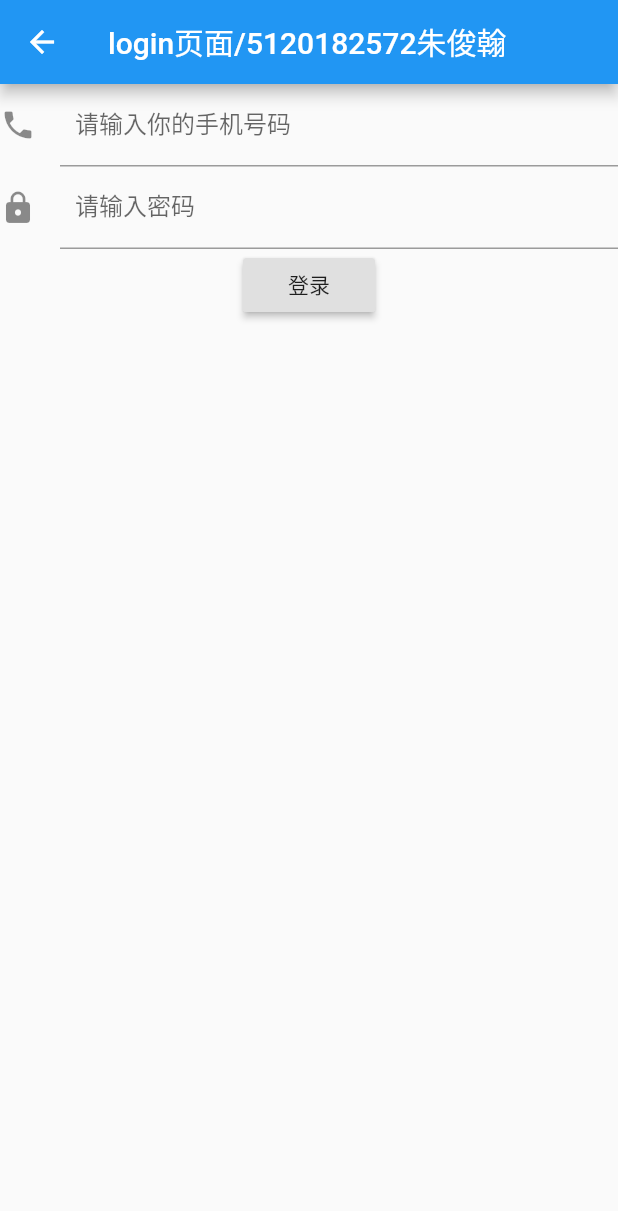
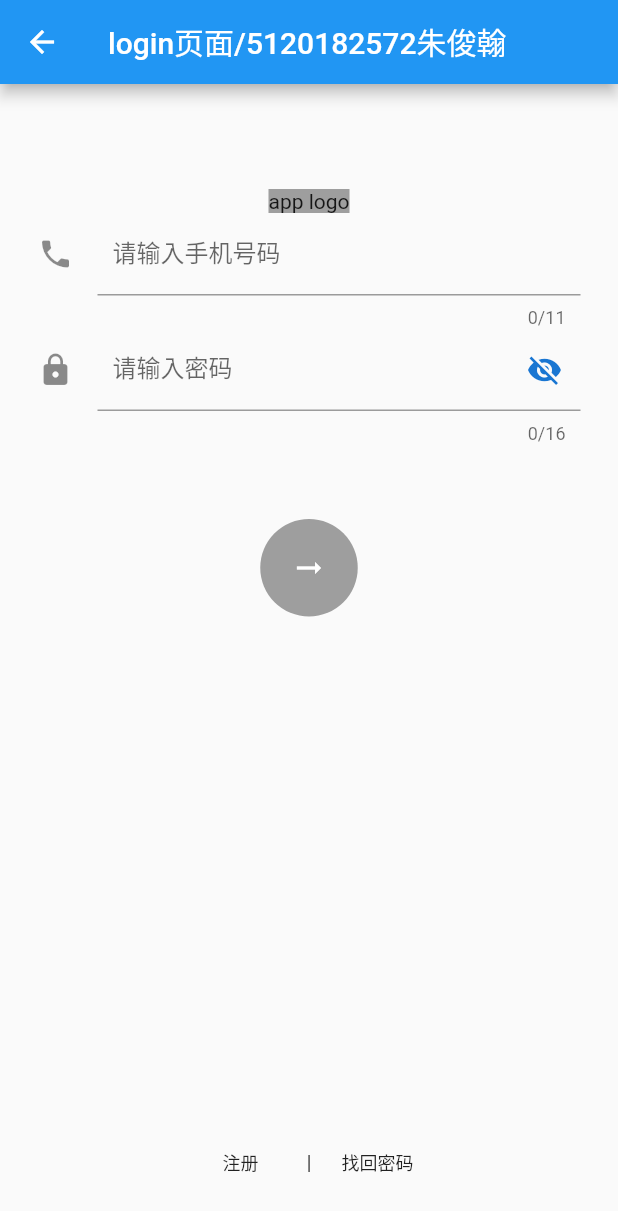
Before and after one commit to JH-YS/flutter_project, a Flutter app: the screen it shows after launch, after a tap on "5120182572朱俊翰", on a phone screen of 412 x 824 dp. Shown: the top 1211 px of the screen. Run offline on Flutter 3.47's test engine with Material 2 defaults, Android fonts, the phone set to English and light mode, and no system bars.

Commit message:
'登陆部分'

```diff
--- a/lib/5120182572/_login_001.dart
+++ b/lib/5120182572/_login_001.dart
@@ -1,6 +1,8 @@
-
 import 'package:flutter/cupertino.dart';
 import 'package:flutter/material.dart';
+import 'package:flutter/services.dart';
+import 'package:flutterapp1/5120182572/index.dart';
+import 'package:flutterapp1/5120182572/regist.dart';
 
 class login001 extends StatefulWidget {
   @override
@@ -13,68 +15,182 @@ class login001State extends State<login001> {
 
   //密码的控制器
   TextEditingController passController = TextEditingController();
+  GlobalKey<FormState> loginFormKey = new GlobalKey<FormState>();
+
+  void initState() {
+    super.initState();
+  }
+
+  var passwordVisible = false; //设置初始状态
+  var flag = false;
+  RegExp phoneExp = RegExp(r'^1[34578]\d{9}$|^1((99)|(66)|(98)|(91)|(65))\d{8}$');
+  RegExp passwordExp = RegExp(r'^(?:\d|[a-zA-Z]|[.!@#$%^&*]){6,18}$');
 
   @override
   Widget build(BuildContext context) {
     return Scaffold(
+        resizeToAvoidBottomInset: false,
         appBar: AppBar(
           title: Text('login页面/5120182572朱俊翰'),
         ),
-      body: Column(
+        body: Stack(
+          children: [
+            Container(
+                margin: EdgeInsets.fromLTRB(25, 70, 25, 0),
+                child: Form(
+                  key: loginFormKey,
+                  child: Column(
                     children: <Widget>[
-          TextField(
+                      Container(
+                        color: Colors.grey,
+                        child: Text('app logo'),
+                      ),
+                      TextFormField(
+                        inputFormatters: [WhitelistingTextInputFormatter.digitsOnly],
+                        maxLength: 11,
                         controller: phoneController,
                         keyboardType: TextInputType.number,
+                        onChanged: (e) {
+                          loginFormKey.currentState.validate();
+                        },
+                        validator: (value) {
+                          bool phoneMatched = phoneExp.hasMatch(value);
+                          if (value.length == 0) {
+                            setState(() {
+                              flag = false;
+                            });
+                            return '手机号不可为空';
+                          } else if (!phoneMatched) {
+                            setState(() {
+                              flag = false;
+                            });
+                            return '请正确输入手机号(11位)';
+                          } else {
+                            setState(() {
+                              flag = true;
+                            });
+                            return null;
+                          }
+                        },
                         decoration: InputDecoration(
                           contentPadding: EdgeInsets.all(10.0),
                           icon: Icon(Icons.phone),
-              labelText: '请输入你的手机号码',
+                          labelText: '请输入手机号码',
                         ),
                         autofocus: false,
                       ),
-          TextField(
+                      TextFormField(
                           controller: passController,
-              keyboardType: TextInputType.number,
+                          keyboardType: TextInputType.text,
+                          maxLength: 16,
+                          onChanged: (e) {
+                            loginFormKey.currentState.validate();
+                          },
+                          validator: (value) {
+                            bool passwordMatched = passwordExp.hasMatch(value);
+                            if (value.length == 0) {
+                              setState(() {
+                                flag = false;
+                              });
+                              return '密码不可为空';
+                            } else if (value.length < 6) {
+                              setState(() {
+                                flag = false;
+                              });
+                              return '密码长度不得低于6位';
+                            } else if (!passwordMatched) {
+                              setState(() {
+                                flag = false;
+                              });
+                              return '请正确设置新密码，密码由6-18位数字、英文或特殊字符(.!@#\$%^&*)组成!';
+                            } else {
+                              setState(() {
+                                flag = true;
+                              });
+                              return null;
+                            }
+                          },
                           decoration: InputDecoration(
                             contentPadding: EdgeInsets.all(10.0),
                             icon: Icon(Icons.lock),
                             labelText: '请输入密码',
+                            suffixIcon: IconButton(
+                              icon: Icon(
+                                //根据passwordVisible状态显示不同的图标
+                                passwordVisible
+                                    ? Icons.visibility
+                                    : Icons.visibility_off,
+                                color: Theme.of(context).primaryColorDark,
                               ),
-              obscureText: true),
-          RaisedButton(
-            onPressed: _login,
-            child: Text('登录'),
+                              onPressed: () {
+                                //更新状态控制密码显示或隐藏
+                                setState(() {
+                                  passwordVisible = !passwordVisible;
+                                });
+                              },
+                            ),
+                          ),
+                          obscureText: !passwordVisible),
+                      Container(
+                        margin: EdgeInsets.fromLTRB(0, 50, 0, 0),
+                        child: RaisedButton(
+                          disabledColor: Colors.grey,
+                          shape: CircleBorder(
+                              side: BorderSide(color: Colors.transparent)),
+                          color: Colors.blueAccent,
+                          elevation: 5,
+                          onPressed: flag ? _login : null,
+                          child: Center(
+                            child: Icon(
+                              Icons.arrow_right_alt_outlined,
+                              color: Colors.white,
+                            ),
+                          ),
+                        ),
+                        width: 65,
+                        height: 65,
                       ),
                     ],
                   ),
-    );
+                )),
+            Positioned(
+              left: 0,
+              right: 0,
+              bottom: 25,
+              child: Center(
+                child: Row(mainAxisSize: MainAxisSize.min, children: [
+                  FlatButton(
+                    onPressed: () => {
+                      Navigator.push(context,
+                          MaterialPageRoute(builder: (context) => regist()))
+                    },
+                    child: Text(
+                      '注册',
+                      style: TextStyle(
+                        fontSize: 12,
+                      ),
+                    ),
+                  ),
+                  Text('|'),
+                  FlatButton(
+                    onPressed: () => {},
+                    child: Text('找回密码',
+                        style: TextStyle(
+                          fontSize: 12,
+                        )),
+                  ),
+                ]),
+              ),
+            )
+          ],
+        ));
   }
 
   void _login() {
     print({'phone': phoneController.text, 'password': passController.text});
-    if (phoneController.text.length != 11) {
-      showDialog(
-          context: context,
-          builder: (context) =>
-              AlertDialog(
-                title: Text('手机号码格式不对'),
-              ));
-    } else if (passController.text.length == 0) {
-      showDialog(
-          context: context,
-          builder: (context) =>
-              AlertDialog(
-                title: Text('请填写密码'),
-              ));
-    } else {
-      showDialog(
-          context: context,
-          builder: (context) =>
-              AlertDialog(
-                title: Text('登录成功'),
-              ));
-      phoneController.clear();
-    }
+    Navigator.push(
+        context, MaterialPageRoute(builder: (context) => indexPage()));
+//      onTextClear();
   }
 
   void onTextClear() {
```
Lines whose indentation alone changed are shown as unchanged.
